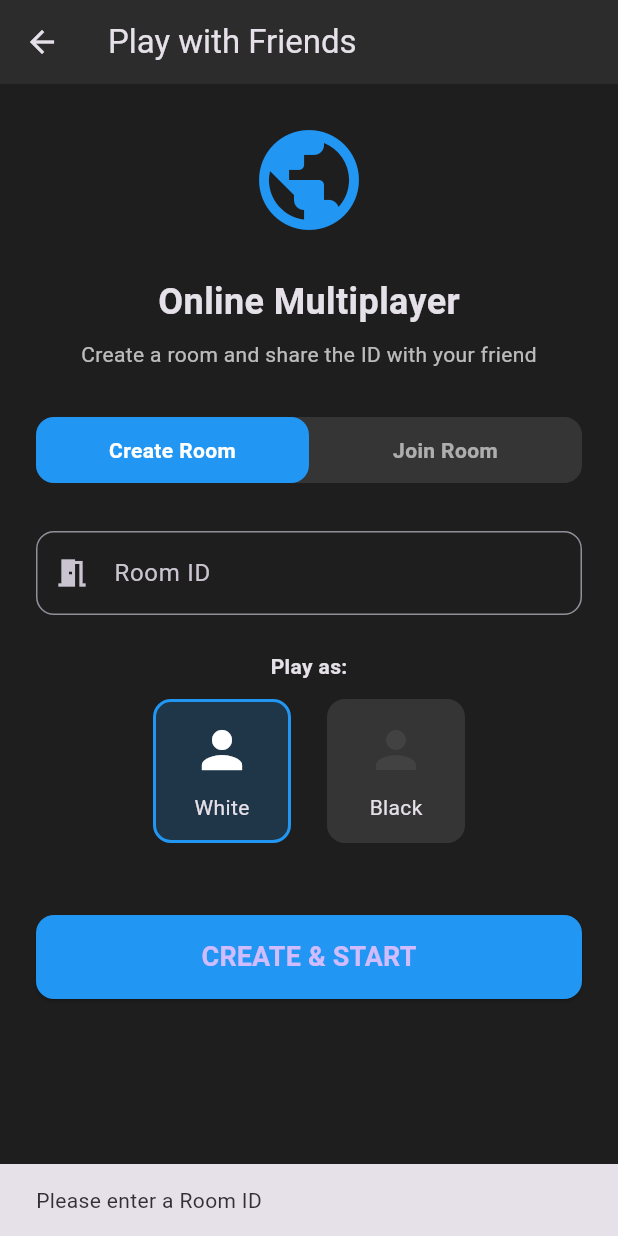
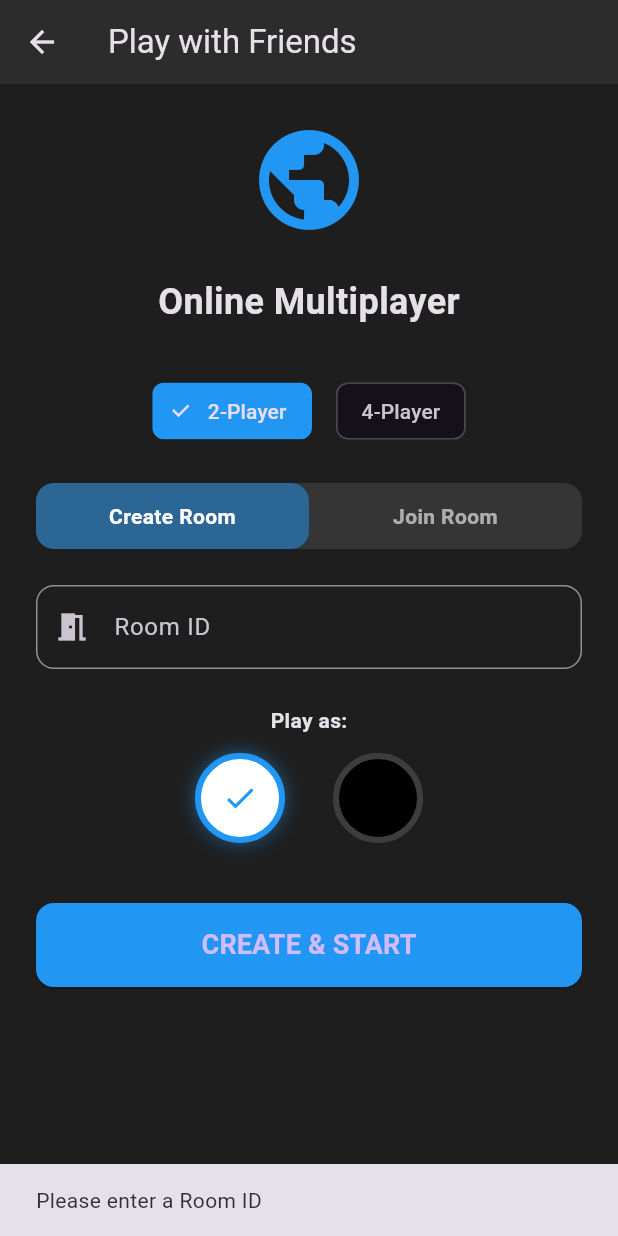
Before and after one commit to 721abhay/Chess-Master-Pro, a Flutter app: the OnlineSetupScreen screen opened directly, after a tap on "CREATE & START", on a phone screen of 412 x 824 dp. Run offline on Flutter 3.47's test engine with Material 3 defaults, Android fonts, the phone set to English and light mode, and no system bars; our stand-ins replace socket_io_client; network calls fail.

Commit message:
Implement 4-player Online Multiplayer

```diff
--- a/lib/screens/online_setup_screen.dart
+++ b/lib/screens/online_setup_screen.dart
@@ -1,9 +1,12 @@
 import 'package:flutter/material.dart';
 import 'package:provider/provider.dart';
 import '../engine/online_engine.dart';
+import '../engine/online_four_player_engine.dart';
 import '../models/chess_models.dart';
+import '../models/four_player_models.dart';
 import '../utils/constants.dart';
 import 'online_game_screen.dart';
+import 'online_four_player_screen.dart';
 
 class OnlineSetupScreen extends StatefulWidget {
   const OnlineSetupScreen({Key? key}) : super(key: key);
@@ -14,8 +17,14 @@ class OnlineSetupScreen extends StatefulWidget {
 
 class _OnlineSetupScreenState extends State<OnlineSetupScreen> {
   final TextEditingController _roomController = TextEditingController();
-  PieceColor _selectedColor = PieceColor.white;
   bool _isCreating = true;
+  bool _isFourPlayer = false;
+
+  // 2-Player selection
+  PieceColor _selectedColor2P = PieceColor.white;
+
+  // 4-Player selection
+  FourPlayerColor _selectedColor4P = FourPlayerColor.white;
 
   @override
   Widget build(BuildContext context) {
@@ -31,15 +40,15 @@ class _OnlineSetupScreenState extends State<OnlineSetupScreen> {
               'Online Multiplayer',
               style: TextStyle(fontSize: 24, fontWeight: FontWeight.bold),
             ),
-            const SizedBox(height: 8),
-            const Text(
-              'Create a room and share the ID with your friend',
-              textAlign: TextAlign.center,
-              style: TextStyle(color: Colors.white70),
-            ),
+
             const SizedBox(height: 32),
 
-            // Tab-like selector
+            // Mode Selector
+            _buildModeSelector(),
+
+            const SizedBox(height: 24),
+
+            // Tab-like selector (Create/Join)
             Container(
               decoration: BoxDecoration(
                 color: Colors.white10,
@@ -56,13 +65,13 @@ class _OnlineSetupScreenState extends State<OnlineSetupScreen> {
                 ],
               ),
             ),
-            const SizedBox(height: 32),
+            const SizedBox(height: 24),
 
             TextField(
               controller: _roomController,
               decoration: InputDecoration(
                 labelText: 'Room ID',
-                hintText: _isCreating ? 'Enter any ID (e.g. 1234)' : 'Enter shared ID',
+                hintText: 'Enter shared ID',
                 border: OutlineInputBorder(borderRadius: BorderRadius.circular(12)),
                 prefixIcon: const Icon(Icons.meeting_room),
               ),
@@ -72,17 +81,13 @@ class _OnlineSetupScreenState extends State<OnlineSetupScreen> {
             if (_isCreating) ...[
               const Text('Play as:', style: TextStyle(fontWeight: FontWeight.bold)),
               const SizedBox(height: 12),
-              Row(
-                mainAxisAlignment: MainAxisAlignment.center,
-                children: [
-                  _buildColorOption(PieceColor.white, 'White'),
-                  const SizedBox(width: 24),
-                  _buildColorOption(PieceColor.black, 'Black'),
-                ],
-              ),
+              if (_isFourPlayer)
+                _build4PColorSelector()
+              else
+                _build2PColorSelector(),
             ],
 
-            const SizedBox(height: 48),
+            const SizedBox(height: 40),
 
             SizedBox(
               width: double.infinity,
@@ -90,7 +95,7 @@ class _OnlineSetupScreenState extends State<OnlineSetupScreen> {
               child: ElevatedButton(
                 onPressed: _startOnlineGame,
                 style: ElevatedButton.styleFrom(
-                  backgroundColor: Colors.blue,
+                  backgroundColor: _isFourPlayer ? Colors.purple : Colors.blue,
                   shape: RoundedRectangleBorder(borderRadius: BorderRadius.circular(12)),
                 ),
                 child: Text(
@@ -105,13 +110,33 @@ class _OnlineSetupScreenState extends State<OnlineSetupScreen> {
     );
   }
 
+  Widget _buildModeSelector() {
+    return Row(
+      mainAxisAlignment: MainAxisAlignment.center,
+      children: [
+        _buildModeChip('2-Player', !_isFourPlayer, () => setState(() => _isFourPlayer = false)),
+        const SizedBox(width: 16),
+        _buildModeChip('4-Player', _isFourPlayer, () => setState(() => _isFourPlayer = true)),
+      ],
+    );
+  }
+
+  Widget _buildModeChip(String label, bool active, VoidCallback onTap) {
+    return ChoiceChip(
+      selected: active,
+      label: Text(label),
+      onSelected: (_) => onTap(),
+      selectedColor: active ? (label.startsWith('2') ? Colors.blue : Colors.purple) : null,
+    );
+  }
+
   Widget _buildTab(String title, bool active, VoidCallback onTap) {
     return GestureDetector(
       onTap: onTap,
       child: Container(
         padding: const EdgeInsets.symmetric(vertical: 12),
         decoration: BoxDecoration(
-          color: active ? Colors.blue : Colors.transparent,
+          color: active ? Colors.blue.withOpacity(0.5) : Colors.transparent,
           borderRadius: BorderRadius.circular(12),
         ),
         child: Text(
@@ -126,28 +151,50 @@ class _OnlineSetupScreenState extends State<OnlineSetupScreen> {
     );
   }
 
-  Widget _buildColorOption(PieceColor color, String label) {
-    final active = _selectedColor == color;
+  Widget _build2PColorSelector() {
+    return Row(
+      mainAxisAlignment: MainAxisAlignment.center,
+      children: [
+        _buildColorCircle(PieceColor.white, Colors.white, _selectedColor2P == PieceColor.white,
+            () => setState(() => _selectedColor2P = PieceColor.white)),
+        const SizedBox(width: 32),
+        _buildColorCircle(PieceColor.black, Colors.black, _selectedColor2P == PieceColor.black,
+            () => setState(() => _selectedColor2P = PieceColor.black)),
+      ],
+    );
+  }
+
+  Widget _build4PColorSelector() {
+    return Wrap(
+      spacing: 16,
+      runSpacing: 16,
+      alignment: WrapAlignment.center,
+      children: [
+        _buildColorCircle(FourPlayerColor.white, Colors.white, _selectedColor4P == FourPlayerColor.white,
+            () => setState(() => _selectedColor4P = FourPlayerColor.white)),
+        _buildColorCircle(FourPlayerColor.black, Colors.black, _selectedColor4P == FourPlayerColor.black,
+            () => setState(() => _selectedColor4P = FourPlayerColor.black)),
+        _buildColorCircle(FourPlayerColor.red, Colors.red, _selectedColor4P == FourPlayerColor.red,
+            () => setState(() => _selectedColor4P = FourPlayerColor.red)),
+        _buildColorCircle(FourPlayerColor.blue, Colors.blue, _selectedColor4P == FourPlayerColor.blue,
+            () => setState(() => _selectedColor4P = FourPlayerColor.blue)),
+      ],
+    );
+  }
+
+  Widget _buildColorCircle(dynamic value, Color color, bool active, VoidCallback onTap) {
     return GestureDetector(
-      onTap: () => setState(() => _selectedColor = color),
+      onTap: onTap,
       child: Container(
-        padding: const EdgeInsets.symmetric(horizontal: 24, vertical: 12),
+        width: 60,
+        height: 60,
         decoration: BoxDecoration(
-          color: active ? Colors.blue.withOpacity(0.2) : Colors.white10,
-          border: Border.all(color: active ? Colors.blue : Colors.transparent, width: 2),
-          borderRadius: BorderRadius.circular(12),
+          color: color,
+          shape: BoxShape.circle,
+          border: Border.all(color: active ? Colors.blue : Colors.white24, width: 4),
+          boxShadow: active ? [BoxShadow(color: Colors.blue.withOpacity(0.5), blurRadius: 10)] : null,
         ),
-        child: Column(
-          children: [
-            Icon(
-              Icons.person,
-              color: color == PieceColor.white ? Colors.white : Colors.grey[800],
-              size: 40,
-            ),
-            const SizedBox(height: 8),
-            Text(label),
-          ],
-        ),
+        child: active ? const Icon(Icons.check, color: Colors.blue, weight: 10) : null,
       ),
     );
   }
@@ -155,29 +202,28 @@ class _OnlineSetupScreenState extends State<OnlineSetupScreen> {
   void _startOnlineGame() {
     final roomId = _roomController.text.trim();
     if (roomId.isEmpty) {
-      ScaffoldMessenger.of(context).showSnackBar(
-        const SnackBar(content: Text('Please enter a Room ID')),
-      );
+      ScaffoldMessenger.of(context).showSnackBar(const SnackBar(content: Text('Please enter a Room ID')));
       return;
     }
 
-    // Initialize Online Engine
-    final engine = OnlineChessEngine(serverUrl: ApiConfig.baseUrl);
-
-    // Join room
-    // If joining, we don't know the color yet, but typically 2nd person is opposite of first.
-    // For now, let's assume the user picks their color for simplicity, or we auto-assign.
-    // Let's just use the selected color.
-    engine.joinRoom(roomId, _selectedColor);
-
-    Navigator.push(
-      context,
-      MaterialPageRoute(
+    if (_isFourPlayer) {
+      final engine = OnlineFourPlayerEngine(serverUrl: ApiConfig.baseUrl);
+      engine.joinRoom(roomId, _selectedColor4P);
+      Navigator.push(context, MaterialPageRoute(
+        builder: (_) => ChangeNotifierProvider<OnlineFourPlayerEngine>.value(
+          value: engine,
+          child: const OnlineFourPlayerGameScreen(),
+        ),
+      ));
+    } else {
+      final engine = OnlineChessEngine(serverUrl: ApiConfig.baseUrl);
+      engine.joinRoom(roomId, _selectedColor2P);
+      Navigator.push(context, MaterialPageRoute(
         builder: (_) => ChangeNotifierProvider<OnlineChessEngine>.value(
           value: engine,
           child: const OnlineGameScreen(),
         ),
-      ),
-    );
+      ));
+    }
   }
 }
```
Also changed, not shown: lib/engine/online_four_player_engine.dart (added, +107 -0 lines), lib/screens/online_four_player_screen.dart (added, +149 -0 lines).
